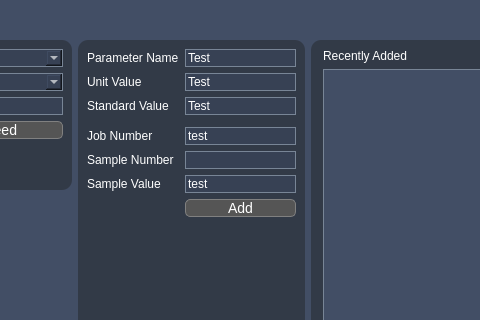
layup/LIMS, file src/interface.ui: the form before one commit; both pictures show x 440 to 920 and y 135 to 455 of the 1332 by 872 pixel window.
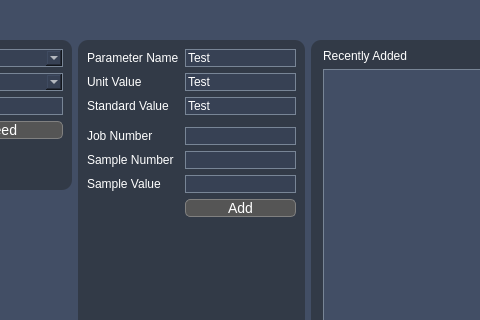
The form after the commit. The open tabs and pages were chosen to show the change. Icons and pictures are not drawn.

The edit to the form file:
```diff
--- a/src/interface.ui
+++ b/src/interface.ui
@@ -3663,7 +3663,7 @@
                   <item row="6" column="1">
                    <widget class="QLineEdit" name="gcmsTestsJobNum">
                     <property name="text">
-                     <string>test</string>
+                     <string/>
                     </property>
                     <property name="maxLength">
                      <number>10</number>
@@ -3687,7 +3687,7 @@
                   <item row="8" column="1">
                    <widget class="QLineEdit" name="gcmsTestsVal">
                     <property name="text">
-                     <string>test</string>
+                     <string/>
                     </property>
                    </widget>
                   </item>
```
Left out of the diff: 173 changed lines with no effect on the pictures.
